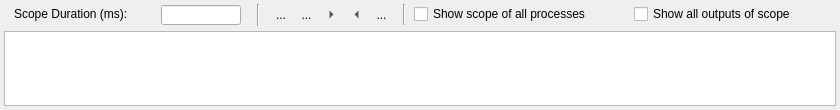
First picture: the form in sources/lusan/view/log/ui/ScopeOutputViewer.ui, repository aregtech/areg-sdk-tools, before the edit.
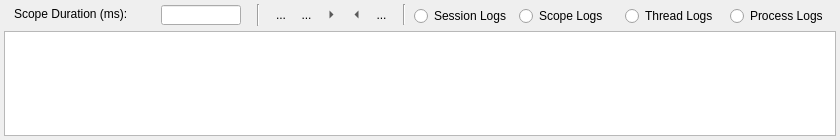
Second picture: the form after the edit. Icons and pictures are not drawn.

Commit message: Updated filtering or scope logs output.

```diff
--- a/sources/lusan/view/log/ui/ScopeOutputViewer.ui
+++ b/sources/lusan/view/log/ui/ScopeOutputViewer.ui
@@ -7,7 +7,7 @@
     <x>0</x>
     <y>0</y>
     <width>840</width>
-    <height>110</height>
+    <height>140</height>
    </rect>
   </property>
   <property name="sizePolicy">
@@ -250,31 +250,75 @@
        <enum>Qt::Orientation::Vertical</enum>
       </property>
      </widget>
-     <widget class="QCheckBox" name="checkProcesses">
+     <widget class="QWidget" name="layoutWidget">
       <property name="geometry">
        <rect>
         <x>410</x>
         <y>0</y>
-        <width>210</width>
-        <height>20</height>
+        <width>421</width>
+        <height>24</height>
        </rect>
       </property>
-      <property name="text">
-       <string>Show scope of all processes</string>
-      </property>
-     </widget>
-     <widget class="QCheckBox" name="checkScopes">
-      <property name="geometry">
-       <rect>
-        <x>630</x>
-        <y>0</y>
-        <width>200</width>
-        <height>20</height>
-       </rect>
-      </property>
-      <property name="text">
-       <string>Show all outputs of scope</string>
-      </property>
+      <layout class="QVBoxLayout" name="verticalLayout">
+       <property name="spacing">
+        <number>0</number>
+       </property>
+       <item>
+        <widget class="QWidget" name="widget" native="true">
+         <property name="enabled">
+          <bool>true</bool>
+         </property>
+         <property name="toolTip">
+          <string notr="true"/>
+         </property>
+         <layout class="QHBoxLayout" name="horizontalLayout">
+          <property name="spacing">
+           <number>0</number>
+          </property>
+          <property name="leftMargin">
+           <number>0</number>
+          </property>
+          <property name="topMargin">
+           <number>0</number>
+          </property>
+          <property name="rightMargin">
+           <number>0</number>
+          </property>
+          <property name="bottomMargin">
+           <number>0</number>
+          </property>
+          <item>
+           <widget class="QRadioButton" name="radioSession">
+            <property name="text">
+             <string>Session Logs</string>
+            </property>
+           </widget>
+          </item>
+          <item>
+           <widget class="QRadioButton" name="radioScope">
+            <property name="text">
+             <string>Scope Logs</string>
+            </property>
+           </widget>
+          </item>
+          <item>
+           <widget class="QRadioButton" name="radioThread">
+            <property name="text">
+             <string>Thread Logs</string>
+            </property>
+           </widget>
+          </item>
+          <item>
+           <widget class="QRadioButton" name="radioProcess">
+            <property name="text">
+             <string>Process Logs</string>
+            </property>
+           </widget>
+          </item>
+         </layout>
+        </widget>
+       </item>
+      </layout>
      </widget>
     </widget>
    </item>
```
The commit also changes 4 other files.
